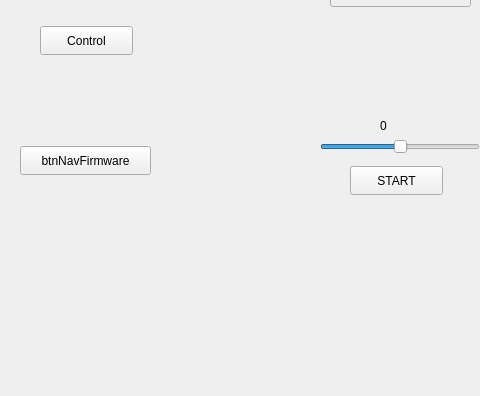
The window that Documents/S4V_Motor_Controller_Test/mainwindow.ui (manhtienvu-vn/motor-controller-hardware-client-qt-app) describes before a commit, drawn with Qt 5; both pictures show x 0 to 480 and y 204 to 600 of the 800 by 600 pixel window.
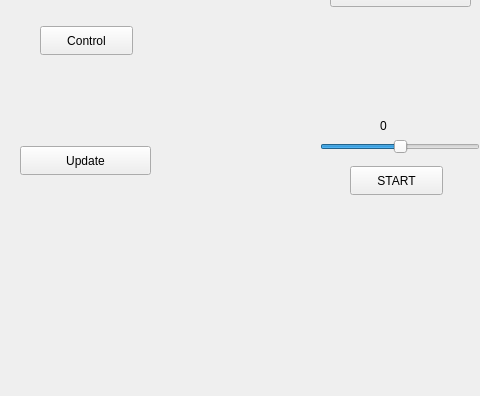
The same window after the commit.

Commit message: add logo above text tool button on side bar

What changed in the file:
```diff
--- a/Documents/S4V_Motor_Controller_Test/mainwindow.ui
+++ b/Documents/S4V_Motor_Controller_Test/mainwindow.ui
@@ -124,7 +124,7 @@
      <string>Control</string>
     </property>
    </widget>
-   <widget class="QPushButton" name="btnNavFirmware">
+   <widget class="QToolButton" name="btnNavFirmware">
     <property name="geometry">
      <rect>
       <x>20</x>
@@ -134,7 +134,10 @@
      </rect>
     </property>
     <property name="text">
-     <string>btnNavFirmware</string>
+     <string>Update</string>
+    </property>
+    <property name="toolButtonStyle">
+     <enum>Qt::ToolButtonStyle::ToolButtonTextUnderIcon</enum>
     </property>
    </widget>
   </widget>
```
Left out of the diff: 16 changed lines with no effect on the pictures. The commit also changes 9 other files.
